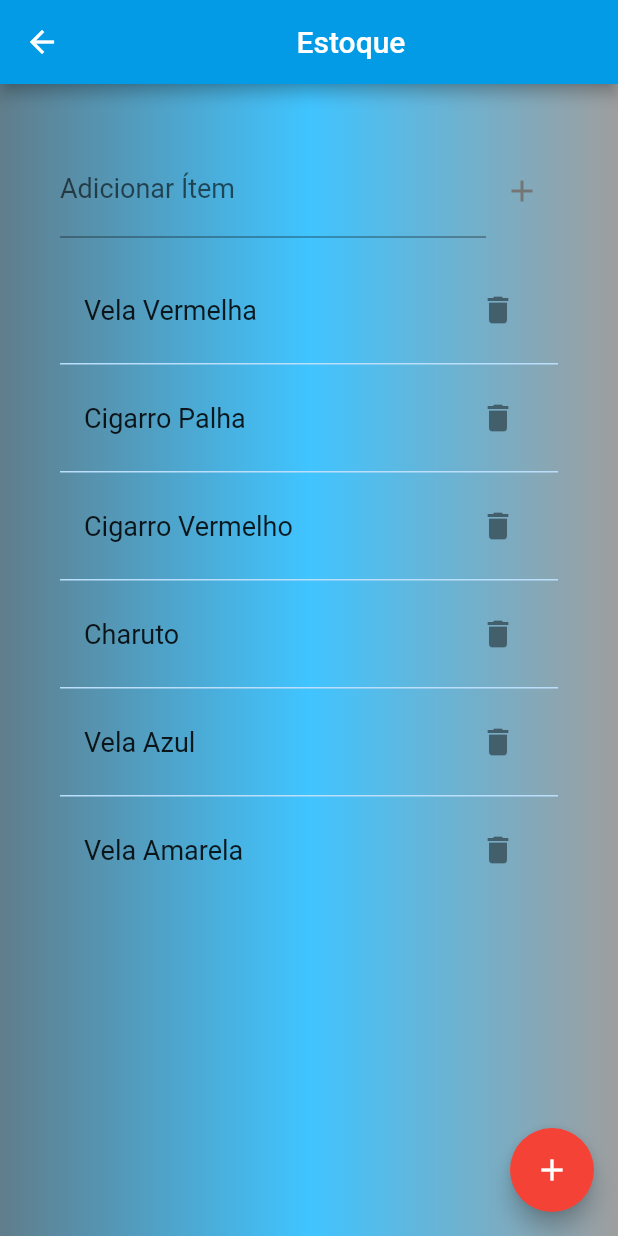
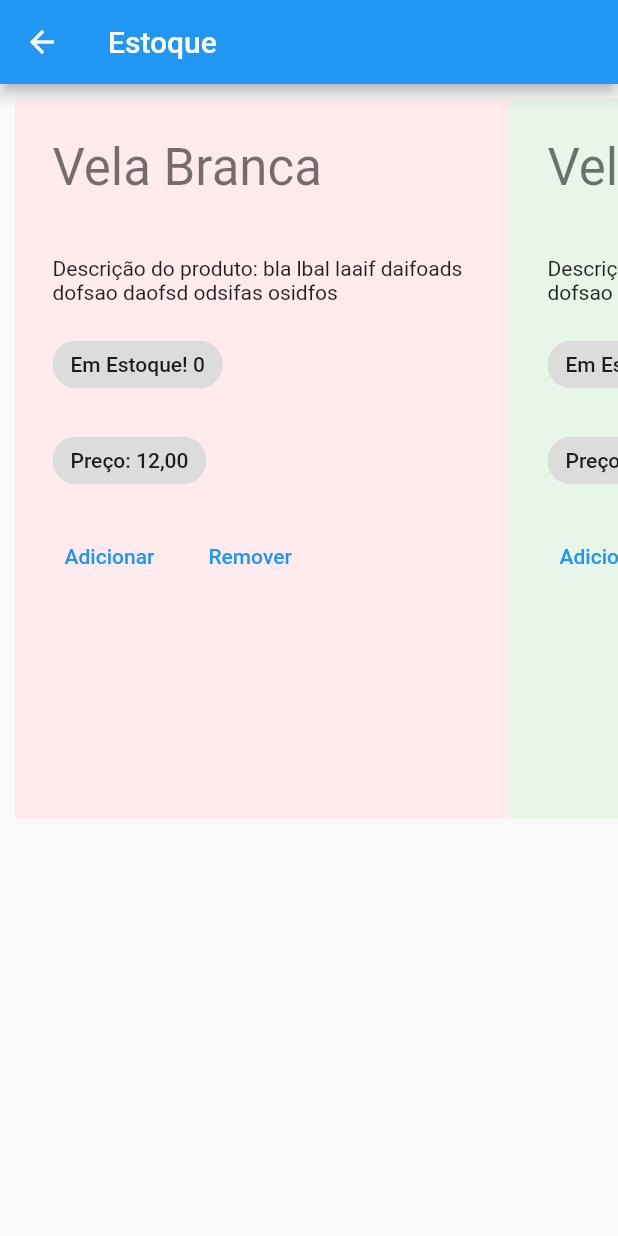
Before and after one commit to karenMoraes2021/projeto_TUPJA, a Flutter app: the ListViewSepareted screen opened by its route, on a phone screen of 412 x 824 dp. Run offline on Flutter 3.47's test engine with Material 2 defaults, Android fonts, the phone set to English and light mode, and no system bars.

```diff
--- a/lib/ListViewSepareted.dart
+++ b/lib/ListViewSepareted.dart
@@ -10,161 +10,296 @@ class ListViewSepareted extends StatefulWidget {
 
 class _ListViewSeparetedState extends State<ListViewSepareted> {
   //lista dinâmica simplesmente encadeada
-  var lista = [];
-
-  var txtTarefa = TextEditingController();
-  var txtDialogo = TextEditingController();
-
-  @override
-  void initState() {
-    lista.add('Vela Vermelha');
-    lista.add('Cigarro Palha');
-    lista.add('Cigarro Vermelho');
-    lista.add('Charuto');
-    lista.add('Vela Azul');
-    lista.add('Vela Amarela');
-    super.initState();
-  }
 
   @override
   Widget build(BuildContext context) {
     return Scaffold(
-      appBar: AppBar(
-        title: Center(
-          child: Text('Estoque')),
-        backgroundColor: Colors.lightBlue[600],
-      ),
-      backgroundColor: Colors.grey[100],
+      appBar: AppBar(title: Text('Estoque')),
       body: Container(
-        decoration: BoxDecoration(
-              gradient: LinearGradient(
-              colors: [Colors.blueGrey, Colors.lightBlueAccent, Colors.grey]),
-            ),
-        padding: EdgeInsets.all(40),
-        child: Column(
-          children: [
-            Row(
-              children: [
-                Expanded(
-                  child: TextField(
-                    controller: txtTarefa,
-                    style: TextStyle(fontSize: 18),
-                    decoration: InputDecoration(
-                      labelText: 'Adicionar Ítem',
-                    ),
-                  ),
-                ),
-                IconButton(
-                  icon: Icon(Icons.add, color: Colors.grey[600]),
-                  onPressed: () {
-                    setState(() {
-                      if (txtTarefa.text.isNotEmpty) {
-                        lista.add(txtTarefa.text);
-                        txtTarefa.clear();
-                        ScaffoldMessenger.of(context).showSnackBar(SnackBar(
-                          content: Text('Ítem adicionado com sucesso!'),
-                          duration: Duration(seconds: 3),
-                        ));
-                      } else {
-                        ScaffoldMessenger.of(context).showSnackBar(SnackBar(
-                          content: Text('Você precisa adicionar um ítem.'),
-                          duration: Duration(seconds: 3),
-                        ));
-                      }
-                    });
-                  },
-                )
-              ],
-            ),
-            SizedBox(height: 20),
-            Expanded(
-              child: ListView.separated(
-                //Aparência do item da lista
-                itemBuilder: (context, index) {
-                  return ListTile(
-                    title: Text(
-                      lista[index],
-                      style: TextStyle(fontSize: 18),
-                    ),
-                    trailing: IconButton(
-                      icon: Icon(Icons.delete),
-                      onPressed: () {
-                        setState(() {
-                          lista.removeAt(index);
-                          ScaffoldMessenger.of(context).showSnackBar(SnackBar(
-                            content: Text('Ítem removido com sucesso.'),
-                            duration: Duration(seconds: 2),
-                          ));
-                        });
-                      },
-                    ),
-                  );
-                },
-
-                //Aparência do divisor
-                separatorBuilder: (context, index) {
-                  return Divider(
-                    color: Colors.blue[100],
-                    thickness: 1,
-                  );
-                },
-
-                //total de itens da lista
-                itemCount: lista.length,
-              ),
-            ),
-          ],
-        ),
-      ),
-      floatingActionButton: FloatingActionButton(
-        child: Icon(Icons.add),
-        backgroundColor: Colors.red,
-        onPressed: () async {
-          await showDialog(
-              context: context,
-              builder: (context) {
-                return AlertDialog(
-                  title: Text('Adicionar ítem'),
-                  content: TextField(
-                    controller: txtDialogo,
-                    style: TextStyle(fontSize: 18),
-                    decoration: InputDecoration(),
-                  ),
-                  actions: [
-                    TextButton(
-                        onPressed: () {
-                          setState(() {
-                            if (txtDialogo.text.isNotEmpty) {
-                              lista.add(txtDialogo.text);
-                              txtDialogo.clear();
-
-                              ScaffoldMessenger.of(context)
-                                  .showSnackBar(SnackBar(
-                                content: Text('Ítem adicionado com sucesso!'),
-                                duration: Duration(seconds: 2),
-                              ));
-                            } else {
-                              ScaffoldMessenger.of(context)
-                                  .showSnackBar(SnackBar(
-                                content:
-                                    Text('Você precisa adicionar um ítem.'),
-                                duration: Duration(seconds: 2),
-                              ));
-                            }
-                          });
-                          Navigator.pop(context);
-                        },
-                        child: Text('ok')),
-                    TextButton(
-                        onPressed: () {
-                          Navigator.pop(context);
-                        },
-                        child: Text('cancelar'))
-                  ],
-                );
-              });
-        },
+        height: 500,
+        child: carrousel(context),
       ),
     );
   }
 }
+
+Widget carrousel(context) {
+  return ListView(
+    padding: EdgeInsets.all(10),
+    scrollDirection: Axis.horizontal,
+    children: [
+      Container(
+        padding: EdgeInsets.all(5),
+        width: 330,
+        color: Colors.red[50],
+        child: Produto1(),
+      ),
+      Container(
+        padding: EdgeInsets.all(5),
+        width: 330,
+        color: Colors.green[50],
+        child: Produto2(),
+      ),
+      Container(
+        padding: EdgeInsets.all(5),
+        width: 330,
+        color: Colors.yellow[50],
+        child: Produto3(),
+      ),
+      Container(
+        padding: EdgeInsets.all(5),
+        width: 330,
+        color: Colors.orange[50],
+        child: Produto4(),
+      )
+    ],
+  );
+}
+
+// PRODUTO 1
+
+class Produto1 extends StatefulWidget {
+  @override
+  _State2 createState() => _State2();
+}
+
+class _State2 extends State<Produto1> {
+//Widget produto1(context) {
+  int _qtdProd1 = 0;
+
+  Widget build(BuildContext context) {
+    return Container(
+      margin: EdgeInsets.all(20),
+      child: Column(
+        children: [
+          //Row(), // Imagem
+          Row(children: [
+            Text('Vela Branca \n', style: Theme.of(context).textTheme.headline4)
+          ]), // Identificação
+          Row(children: [
+            Expanded(
+                child: Text(
+                    'Descrição do produto: bla lbal laaif daifoads dofsao daofsd odsifas osidfos \n'))
+          ]), // Descrição
+          Row(children: [
+            Chip(
+              label: Text('Em Estoque! $_qtdProd1'),
+            )
+          ]),
+          Row(children: [
+            Text(''),
+          ]),
+          Row(children: [
+            Chip(
+              label: Text('Preço: 12,00'),
+            )
+          ]),
+          Row(children: [
+            Text(''),
+          ]),
+          Row(
+            children: [
+              TextButton(
+                  onPressed: () => setState(() => _qtdProd1++),
+                  //onPressed: () {},
+                  child: Text('Adicionar')),
+              SizedBox(
+                width: 20,
+              ),
+              TextButton(
+                  onPressed: () => setState(() => _qtdProd1--),
+                  //onPressed: () {},
+                  child: Text('Remover'))
+            ],
+          ), // Preço
+        ],
+      ),
+    );
+  }
+}
+
+// PRODUTO 2
+
+class Produto2 extends StatefulWidget {
+  @override
+  _State3 createState() => _State3();
+}
+
+class _State3 extends State<Produto2> {
+//Widget produto1(context) {
+  int _qtdProd1 = 0;
+
+  Widget build(BuildContext context) {
+    return Container(
+      margin: EdgeInsets.all(20),
+      child: Column(
+        children: [
+          //Row(), // Imagem
+          Row(children: [
+            Text('Vela Branca \n', style: Theme.of(context).textTheme.headline4)
+          ]), // Identificação
+          Row(children: [
+            Expanded(
+                child: Text(
+                    'Descrição do produto: bla lbal laaif daifoads dofsao daofsd odsifas osidfos \n'))
+          ]), // Descrição
+          Row(children: [
+            Chip(
+              label: Text('Em Estoque! $_qtdProd1'),
+            )
+          ]),
+          Row(children: [
+            Text(''),
+          ]),
+          Row(children: [
+            Chip(
+              label: Text('Preço: 12,00'),
+            )
+          ]),
+          Row(children: [
+            Text(''),
+          ]),
+          Row(
+            children: [
+              TextButton(
+                  onPressed: () => setState(() => _qtdProd1++),
+                  //onPressed: () {},
+                  child: Text('Adicionar')),
+              SizedBox(
+                width: 20,
+              ),
+              TextButton(
+                  onPressed: () => setState(() => _qtdProd1--),
+                  //onPressed: () {},
+                  child: Text('Remover'))
+            ],
+          ), // Preço
+        ],
+      ),
+    );
+  }
+}
+
+// PRODUTO 3
+
+class Produto3 extends StatefulWidget {
+  @override
+  _State4 createState() => _State4();
+}
+
+class _State4 extends State<Produto3> {
+//Widget produto1(context) {
+  int _qtdProd1 = 0;
+
+  Widget build(BuildContext context) {
+    return Container(
+      margin: EdgeInsets.all(20),
+      child: Column(
+        children: [
+          //Row(), // Imagem
+          Row(children: [
+            Text('Vela Branca \n', style: Theme.of(context).textTheme.headline4)
+          ]), // Identificação
+          Row(children: [
+            Expanded(
+                child: Text(
+                    'Descrição do produto: bla lbal laaif daifoads dofsao daofsd odsifas osidfos \n'))
+          ]), // Descrição
+          Row(children: [
+            Chip(
+              label: Text('Em Estoque! $_qtdProd1'),
+            )
+          ]),
+          Row(children: [
+            Text(''),
+          ]),
+          Row(children: [
+            Chip(
+              label: Text('Preço: 12,00'),
+            )
+          ]),
+          Row(children: [
+            Text(''),
+          ]),
+          Row(
+            children: [
+              TextButton(
+                  onPressed: () => setState(() => _qtdProd1++),
+                  //onPressed: () {},
+                  child: Text('Adicionar')),
+              SizedBox(
+                width: 20,
+              ),
+              TextButton(
+                  onPressed: () => setState(() => _qtdProd1--),
+                  //onPressed: () {},
+                  child: Text('Remover'))
+            ],
+          ), // Preço
+        ],
+      ),
+    );
+  }
+}
+
+// PRODUTO 4
+
+class Produto4 extends StatefulWidget {
+  @override
+  _State5 createState() => _State5();
+}
+
+class _State5 extends State<Produto4> {
+//Widget produto1(context) {
+  int _qtdProd1 = 0;
+
+  Widget build(BuildContext context) {
+    return Container(
+      margin: EdgeInsets.all(20),
+      child: Column(
+        children: [
+          //Row(), // Imagem
+          Row(children: [
+            Text('Vela Branca \n', style: Theme.of(context).textTheme.headline4)
+          ]), // Identificação
+          Row(children: [
+            Expanded(
+                child: Text(
+                    'Descrição do produto: bla lbal laaif daifoads dofsao daofsd odsifas osidfos \n'))
+          ]), // Descrição
+          Row(children: [
+            Chip(
+              label: Text('Em Estoque! $_qtdProd1'),
+            )
+          ]),
+          Row(children: [
+            Text(''),
+          ]),
+          Row(children: [
+            Chip(
+              label: Text('Preço: 12,00'),
+            )
+          ]),
+          Row(children: [
+            Text(''),
+          ]),
+          Row(
+            children: [
+              TextButton(
+                  onPressed: () => setState(() => _qtdProd1++),
+                  //onPressed: () {},
+                  child: Text('Adicionar')),
+              SizedBox(
+                width: 20,
+              ),
+              TextButton(
+                  onPressed: () => setState(() => _qtdProd1--),
+                  //onPressed: () {},
+                  child: Text('Remover'))
+            ],
+          ), // Preço
+        ],
+      ),
+    );
+  }
+}
```
Also changed, not shown: lib/main.dart (+2 -8 lines), lib/sobre.dart (+17 -15 lines).
